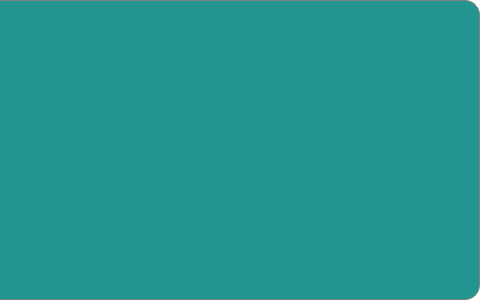
Before: the Qt Designer form src/Keyboard.ui in Notion0/TouchKeyboard, drawn with Qt 5; both pictures show x 510 to 990 and y 0 to 300 of the 990 by 300 pixel window.
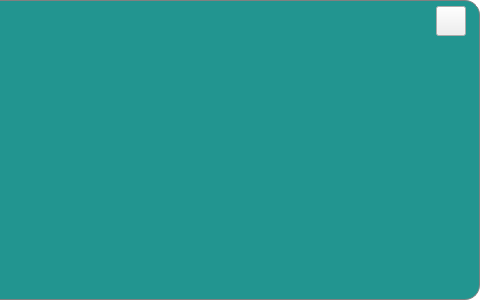
After: the same form once the commit is applied. Icons and pictures are not drawn.

Commit message: fix(keyboard): 移除 btnClose 残留 QSS hideBtn.png，消除与矢量收起图标重叠

```diff
--- a/src/Keyboard.ui
+++ b/src/Keyboard.ui
@@ -174,18 +174,6 @@
          <property name="focusPolicy">
           <enum>Qt::NoFocus</enum>
          </property>
-         <property name="styleSheet">
-          <string notr="true">QPushButton {
-    /* 按钮背景完全透明 */
-    background-color: transparent;
-    /* 去除按钮边框 */
-    border: none;
-    /* 让图标填充整个按钮区域 */
-    padding: 0px;
-    /* 图标居中并拉伸至按钮大小 */
-    image: url(:/touchkeyboard/icons/hideBtn.png);
-}</string>
-         </property>
          <property name="text">
           <string/>
          </property>
```
